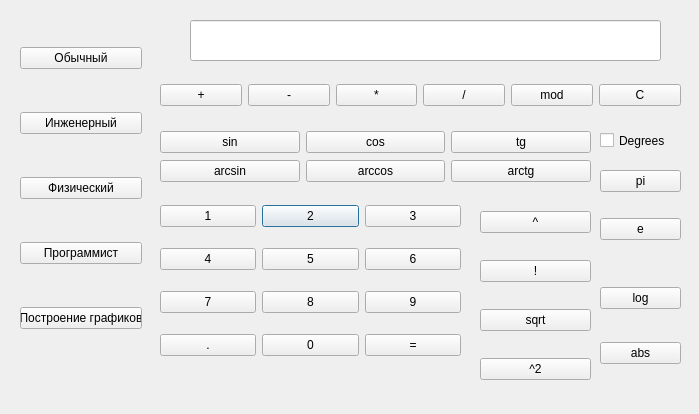
Old version of the form Engineer.ui in the repository Dmitry315/Calculator.
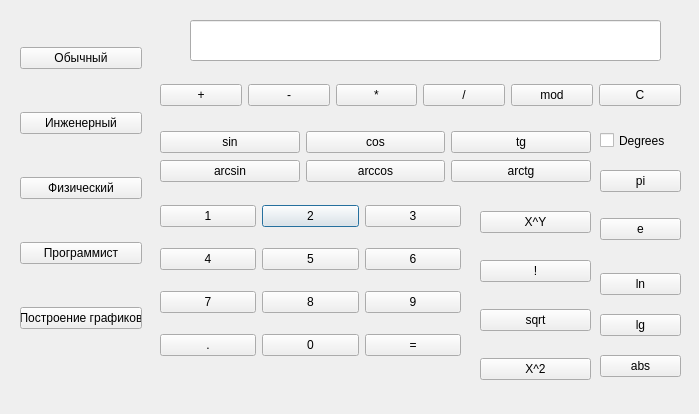
New version of the form.

The edit to the form file:
```diff
--- a/Engineer.ui
+++ b/Engineer.ui
@@ -200,14 +200,14 @@
     <item row="4" column="0">
      <widget class="QPushButton" name="btn_powto2">
       <property name="text">
-       <string>^2</string>
+       <string>X^2</string>
       </property>
      </widget>
     </item>
     <item row="1" column="0">
      <widget class="QPushButton" name="btn_pow">
       <property name="text">
-       <string>^</string>
+       <string>X^Y</string>
       </property>
      </widget>
     </item>
@@ -366,7 +366,7 @@
     <item row="0" column="0">
      <widget class="QPushButton" name="btn_log">
       <property name="text">
-       <string>log</string>
+       <string>ln</string>
       </property>
      </widget>
     </item>
@@ -377,6 +377,13 @@
       </property>
      </widget>
     </item>
+    <item row="1" column="0">
+     <widget class="QPushButton" name="btn_lg">
+      <property name="text">
+       <string>lg</string>
+      </property>
+     </widget>
+    </item>
    </layout>
   </widget>
  </widget>
```
Left out of the diff: 2 changed lines with no effect on the pictures.
